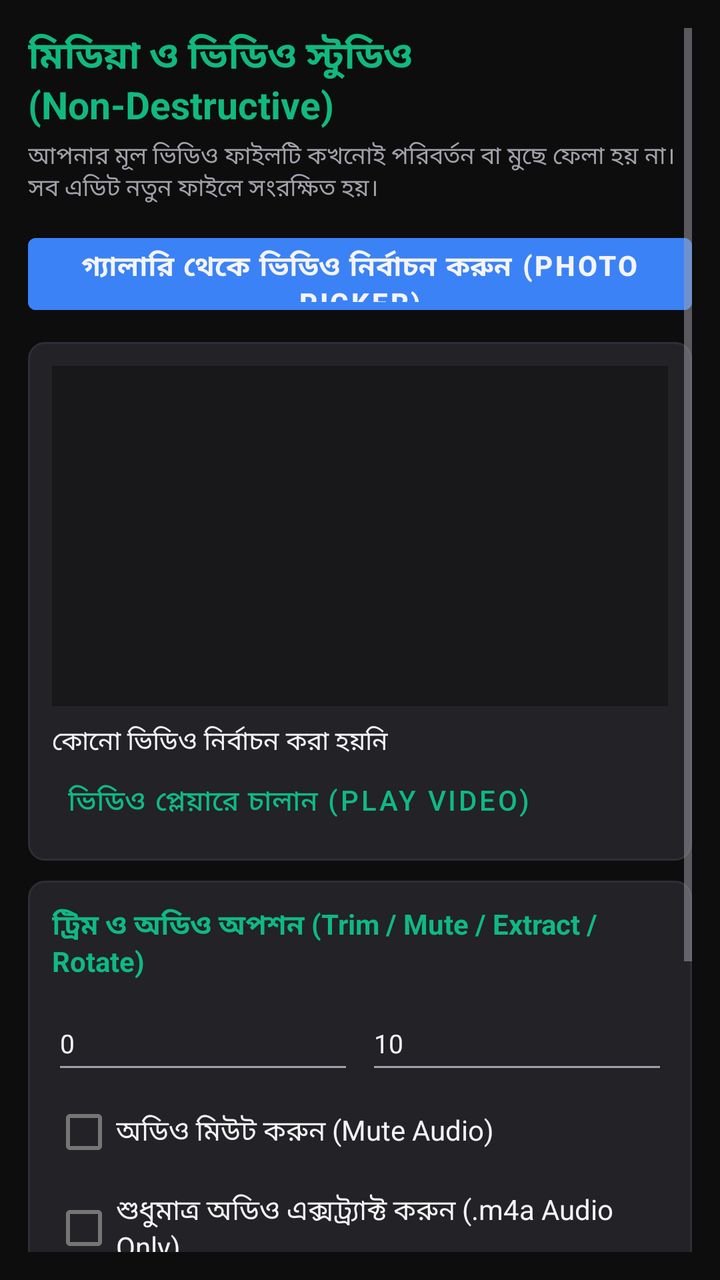
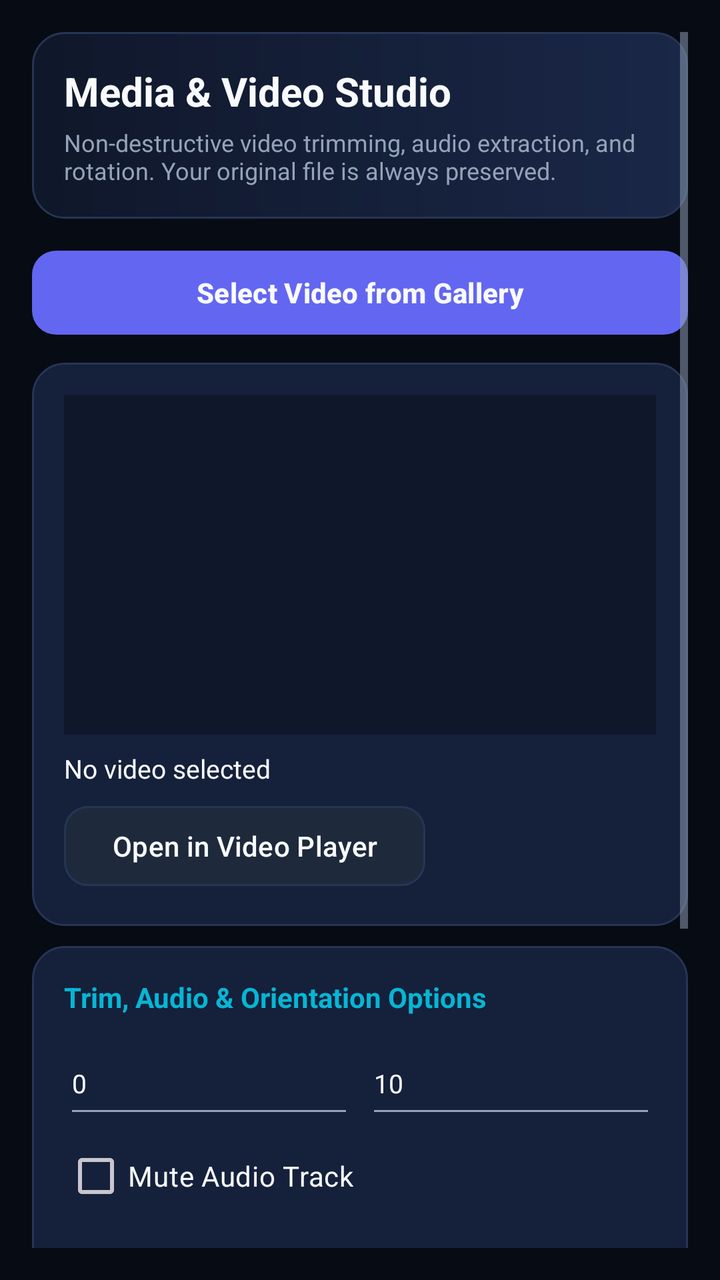

Screens rendered from an Android XML layout before and after an edit, with the pre-edit source and the edit as a unified diff.
<!-- AndroidManifest.xml: application theme Theme.BengaliAgent -->
<!-- res/layout/activity_media_video_studio.xml -->
<?xml version="1.0" encoding="utf-8"?>
<ScrollView xmlns:android="http://schemas.android.com/apk/res/android"
    android:layout_width="match_parent"
    android:layout_height="match_parent"
    android:background="@color/bg_black"
    android:padding="14dp">

    <LinearLayout
        android:layout_width="match_parent"
        android:layout_height="wrap_content"
        android:orientation="vertical">

        <TextView
            android:layout_width="match_parent"
            android:layout_height="wrap_content"
            android:text="মিডিয়া ও ভিডিও স্টুডিও (Non-Destructive)"
            android:textColor="@color/accent_green"
            android:textSize="19sp"
            android:textStyle="bold" />

        <TextView
            android:layout_width="match_parent"
            android:layout_height="wrap_content"
            android:layout_marginTop="4dp"
            android:text="আপনার মূল ভিডিও ফাইলটি কখনোই পরিবর্তন বা মুছে ফেলা হয় না। সব এডিট নতুন ফাইলে সংরক্ষিত হয়।"
            android:textColor="@color/text_secondary"
            android:textSize="12sp" />

        <Button
            android:id="@+id/btnPickVideo"
            android:layout_width="match_parent"
            android:layout_height="48dp"
            android:layout_marginTop="10dp"
            android:backgroundTint="@color/accent_blue"
            android:text="গ্যালারি থেকে ভিডিও নির্বাচন করুন (Photo Picker)"
            android:textColor="@color/text_primary"
            android:textStyle="bold" />

        
        <LinearLayout
            android:layout_width="match_parent"
            android:layout_height="wrap_content"
            android:layout_marginTop="10dp"
            android:background="@drawable/bg_card"
            android:orientation="vertical"
            android:padding="12dp">

            <ImageView
                android:id="@+id/ivVideoPreview"
                android:layout_width="match_parent"
                android:layout_height="170dp"
                android:background="@color/bg_surface"
                android:contentDescription="Video Preview Frame"
                android:scaleType="fitCenter" />

            <TextView
                android:id="@+id/tvVideoMetadata"
                android:layout_width="match_parent"
                android:layout_height="wrap_content"
                android:layout_marginTop="8dp"
                android:text="কোনো ভিডিও নির্বাচন করা হয়নি"
                android:textColor="@color/text_primary"
                android:textSize="13sp" />

            <Button
                android:id="@+id/btnPlayExternal"
                style="@style/Widget.MaterialComponents.Button.TextButton"
                android:layout_width="wrap_content"
                android:layout_height="38dp"
                android:text="ভিডিও প্লেয়ারে চালান (Play Video)"
                android:textColor="@color/accent_green" />
        </LinearLayout>

        
        <LinearLayout
            android:layout_width="match_parent"
            android:layout_height="wrap_content"
            android:layout_marginTop="10dp"
            android:background="@drawable/bg_card"
            android:orientation="vertical"
            android:padding="12dp">

            <TextView
                android:layout_width="match_parent"
                android:layout_height="wrap_content"
                android:text="ট্রিম ও অডিও অপশন (Trim / Mute / Extract / Rotate)"
                android:textColor="@color/accent_green"
                android:textStyle="bold" />

            <LinearLayout
                android:layout_width="match_parent"
                android:layout_height="wrap_content"
                android:layout_marginTop="8dp"
                android:orientation="horizontal">

                <EditText
                    android:id="@+id/etStartSec"
                    android:layout_width="0dp"
                    android:layout_height="44dp"
                    android:layout_marginEnd="6dp"
                    android:layout_weight="1"
                    android:hint="শুরু (সেকেন্ড)"
                    android:inputType="numberDecimal"
                    android:text="0"
                    android:textColor="@color/text_primary"
                    android:textSize="13sp" />

                <EditText
                    android:id="@+id/etEndSec"
                    android:layout_width="0dp"
                    android:layout_height="44dp"
                    android:layout_weight="1"
                    android:hint="শেষ (সেকেন্ড)"
                    android:inputType="numberDecimal"
                    android:text="10"
                    android:textColor="@color/text_primary"
                    android:textSize="13sp" />
            </LinearLayout>

            <CheckBox
                android:id="@+id/cbMuteAudio"
                android:layout_width="match_parent"
                android:layout_height="wrap_content"
                android:text="অডিও মিউট করুন (Mute Audio)"
                android:textColor="@color/text_primary" />

            <CheckBox
                android:id="@+id/cbExtractAudioOnly"
                android:layout_width="match_parent"
                android:layout_height="wrap_content"
                android:text="শুধুমাত্র অডিও এক্সট্র্যাক্ট করুন (.m4a Audio Only)"
                android:textColor="@color/text_primary" />

            <CheckBox
                android:id="@+id/cbRotate90"
                android:layout_width="match_parent"
                android:layout_height="wrap_content"
                android:text="৯০ ডিগ্রি ঘোরান (Rotate 90°)"
                android:textColor="@color/text_primary" />

            <LinearLayout
                android:layout_width="match_parent"
                android:layout_height="wrap_content"
                android:layout_marginTop="8dp"
                android:orientation="horizontal">

                <Button
                    android:id="@+id/btnExportEdited"
                    android:layout_width="0dp"
                    android:layout_height="46dp"
                    android:layout_marginEnd="6dp"
                    android:layout_weight="1"
                    android:backgroundTint="@color/accent_green"
                    android:text="নতুন ফাইলে এক্সপোর্ট করুন"
                    android:textColor="@color/bg_black"
                    android:textStyle="bold" />

                <Button
                    android:id="@+id/btnCancelEdit"
                    android:layout_width="wrap_content"
                    android:layout_height="46dp"
                    android:backgroundTint="@color/accent_red"
                    android:text="বাতিল" />
            </LinearLayout>

            <TextView
                android:id="@+id/tvEditStatus"
                android:layout_width="match_parent"
                android:layout_height="wrap_content"
                android:layout_marginTop="8dp"
                android:text="অবস্থা: প্রস্তুত"
                android:textColor="@color/text_secondary"
                android:textSize="13sp" />
        </LinearLayout>

        <Button
            android:id="@+id/btnCloseMediaStudio"
            android:layout_width="match_parent"
            android:layout_height="48dp"
            android:layout_marginTop="12dp"
            android:backgroundTint="@color/bg_surface"
            android:text="ফিরে যান" />

    </LinearLayout>
</ScrollView>
<!-- resources referenced by this layout -->
<resources>
  <color name="accent_blue">#3B82F6</color>
  <color name="accent_green">#10B981</color>
  <color name="accent_red">#EF4444</color>
  <color name="bg_black">#0D0D0D</color>
  <color name="bg_surface">#18181B</color>
  <color name="text_primary">#F4F4F5</color>
  <color name="text_secondary">#A1A1AA</color>
  <!-- drawable bg_card (drawable) -->
  <?xml version="1.0" encoding="utf-8"?>
  <shape xmlns:android="http://schemas.android.com/apk/res/android"
      android:shape="rectangle">
      <solid android:color="@color/bg_card" />
      <corners android:radius="8dp" />
      <stroke
          android:width="1dp"
          android:color="@color/divider" />
  </shape>
  <style name="Theme.BengaliAgent" parent="Theme.MaterialComponents.DayNight.NoActionBar">
          <item name="colorPrimary">@color/accent_green</item>
          <item name="colorPrimaryVariant">@color/bg_surface</item>
          <item name="colorOnPrimary">@color/bg_black</item>
          <item name="colorSecondary">@color/accent_blue</item>
          <item name="android:windowBackground">@color/bg_black</item>
          <item name="android:statusBarColor">@color/bg_black</item>
          <item name="android:navigationBarColor">@color/bg_black</item>
          <item name="android:textColorPrimary">@color/text_primary</item>
          <item name="android:textColorSecondary">@color/text_secondary</item>
      </style>
  <color name="bg_card">#222227</color>
  <color name="divider">#2E2E36</color>
</resources>

<!-- the commit's change to res/layout/activity_media_video_studio.xml (unified diff, before → after) -->
@@ -3,38 +3,44 @@
     android:layout_width="match_parent"
     android:layout_height="match_parent"
     android:background="@color/bg_black"
-    android:padding="14dp">
+    android:padding="@dimen/screen_padding">
 
     <LinearLayout
         android:layout_width="match_parent"
         android:layout_height="wrap_content"
         android:orientation="vertical">
 
-        <TextView
+        <LinearLayout
             android:layout_width="match_parent"
             android:layout_height="wrap_content"
-            android:text="মিডিয়া ও ভিডিও স্টুডিও (Non-Destructive)"
-            android:textColor="@color/accent_green"
-            android:textSize="19sp"
-            android:textStyle="bold" />
+            android:background="@drawable/bg_header_gradient"
+            android:orientation="vertical"
+            android:padding="@dimen/card_padding">
 
-        <TextView
-            android:layout_width="match_parent"
-            android:layout_height="wrap_content"
-            android:layout_marginTop="4dp"
-            android:text="আপনার মূল ভিডিও ফাইলটি কখনোই পরিবর্তন বা মুছে ফেলা হয় না। সব এডিট নতুন ফাইলে সংরক্ষিত হয়।"
-            android:textColor="@color/text_secondary"
-            android:textSize="12sp" />
+            <TextView
+                android:layout_width="match_parent"
+                android:layout_height="wrap_content"
+                android:text="Media &amp; Video Studio"
+                android:textColor="@color/text_primary"
+                android:textSize="20sp"
+                android:textStyle="bold" />
+
+            <TextView
+                android:layout_width="match_parent"
+                android:layout_height="wrap_content"
+                android:layout_marginTop="4dp"
+                android:text="Non-destructive video trimming, audio extraction, and rotation. Your original file is always preserved."
+                android:textColor="@color/text_secondary"
+                android:textSize="12sp" />
+        </LinearLayout>
 
         <Button
             android:id="@+id/btnPickVideo"
+            style="@style/Widget.BengaliAgent.Button.Primary"
             android:layout_width="match_parent"
-            android:layout_height="48dp"
-            android:layout_marginTop="10dp"
-            android:backgroundTint="@color/accent_blue"
-            android:text="গ্যালারি থেকে ভিডিও নির্বাচন করুন (Photo Picker)"
-            android:textColor="@color/text_primary"
-            android:textStyle="bold" />
+            android:layout_height="50dp"
+            android:layout_marginTop="12dp"
+            android:text="Select Video from Gallery" />
 
         
         <LinearLayout
@@ -43,7 +49,7 @@
             android:layout_marginTop="10dp"
             android:background="@drawable/bg_card"
             android:orientation="vertical"
-            android:padding="12dp">
+            android:padding="@dimen/card_padding">
 
             <ImageView
                 android:id="@+id/ivVideoPreview"
@@ -58,17 +64,17 @@
                 android:layout_width="match_parent"
                 android:layout_height="wrap_content"
                 android:layout_marginTop="8dp"
-                android:text="কোনো ভিডিও নির্বাচন করা হয়নি"
+                android:text="No video selected"
                 android:textColor="@color/text_primary"
                 android:textSize="13sp" />
 
             <Button
                 android:id="@+id/btnPlayExternal"
-                style="@style/Widget.MaterialComponents.Button.TextButton"
+                style="@style/Widget.BengaliAgent.Button.Secondary"
                 android:layout_width="wrap_content"
-                android:layout_height="38dp"
-                android:text="ভিডিও প্লেয়ারে চালান (Play Video)"
-                android:textColor="@color/accent_green" />
+                android:layout_height="48dp"
+                android:layout_marginTop="6dp"
+                android:text="Open in Video Player" />
         </LinearLayout>
 
         
@@ -78,13 +84,13 @@
             android:layout_marginTop="10dp"
             android:background="@drawable/bg_card"
             android:orientation="vertical"
-            android:padding="12dp">
+            android:padding="@dimen/card_padding">
 
             <TextView
                 android:layout_width="match_parent"
                 android:layout_height="wrap_content"
-                android:text="ট্রিম ও অডিও অপশন (Trim / Mute / Extract / Rotate)"
-                android:textColor="@color/accent_green"
+                android:text="Trim, Audio &amp; Orientation Options"
+                android:textColor="@color/accent_cyan"
                 android:textStyle="bold" />
 
             <LinearLayout
@@ -96,10 +102,10 @@
                 <EditText
                     android:id="@+id/etStartSec"
                     android:layout_width="0dp"
-                    android:layout_height="44dp"
+                    android:layout_height="48dp"
                     android:layout_marginEnd="6dp"
                     android:layout_weight="1"
-                    android:hint="শুরু (সেকেন্ড)"
+                    android:hint="Start (sec)"
                     android:inputType="numberDecimal"
                     android:text="0"
                     android:textColor="@color/text_primary"
@@ -108,9 +114,9 @@
                 <EditText
                     android:id="@+id/etEndSec"
                     android:layout_width="0dp"
-                    android:layout_height="44dp"
+                    android:layout_height="48dp"
                     android:layout_weight="1"
-                    android:hint="শেষ (সেকেন্ড)"
+                    android:hint="End (sec)"
                     android:inputType="numberDecimal"
                     android:text="10"
                     android:textColor="@color/text_primary"
@@ -120,22 +126,22 @@
             <CheckBox
                 android:id="@+id/cbMuteAudio"
                 android:layout_width="match_parent"
-                android:layout_height="wrap_content"
-                android:text="অডিও মিউট করুন (Mute Audio)"
+                android:layout_height="48dp"
+                android:text="Mute Audio Track"
                 android:textColor="@color/text_primary" />
 
             <CheckBox
                 android:id="@+id/cbExtractAudioOnly"
                 android:layout_width="match_parent"
-                android:layout_height="wrap_content"
-                android:text="শুধুমাত্র অডিও এক্সট্র্যাক্ট করুন (.m4a Audio Only)"
+                android:layout_height="48dp"
+                android:text="Extract Audio Only (.m4a)"
                 android:textColor="@color/text_primary" />
 
             <CheckBox
                 android:id="@+id/cbRotate90"
                 android:layout_width="match_parent"
-                android:layout_height="wrap_content"
-                android:text="৯০ ডিগ্রি ঘোরান (Rotate 90°)"
+                android:layout_height="48dp"
+                android:text="Rotate Orientation by 90°"
                 android:textColor="@color/text_primary" />
 
             <LinearLayout
@@ -146,21 +152,19 @@
 
                 <Button
                     android:id="@+id/btnExportEdited"
+                    style="@style/Widget.BengaliAgent.Button.Primary"
                     android:layout_width="0dp"
-                    android:layout_height="46dp"
+                    android:layout_height="48dp"
                     android:layout_marginEnd="6dp"
                     android:layout_weight="1"
-                    android:backgroundTint="@color/accent_green"
-                    android:text="নতুন ফাইলে এক্সপোর্ট করুন"
-                    android:textColor="@color/bg_black"
-                    android:textStyle="bold" />
+                    android:text="Export to New File" />
 
                 <Button
                     android:id="@+id/btnCancelEdit"
+                    style="@style/Widget.BengaliAgent.Button.Destructive"
                     android:layout_width="wrap_content"
-                    android:layout_height="46dp"
-                    android:backgroundTint="@color/accent_red"
-                    android:text="বাতিল" />
+                    android:layout_height="48dp"
+                    android:text="Cancel" />
             </LinearLayout>
 
             <TextView
@@ -168,18 +172,18 @@
                 android:layout_width="match_parent"
                 android:layout_height="wrap_content"
                 android:layout_marginTop="8dp"
-                android:text="অবস্থা: প্রস্তুত"
+                android:text="Status: Ready"
                 android:textColor="@color/text_secondary"
                 android:textSize="13sp" />
         </LinearLayout>
 
         <Button
             android:id="@+id/btnCloseMediaStudio"
+            style="@style/Widget.BengaliAgent.Button.Secondary"
             android:layout_width="match_parent"
-            android:layout_height="48dp"
+            android:layout_height="50dp"
             android:layout_marginTop="12dp"
-            android:backgroundTint="@color/bg_surface"
-            android:text="ফিরে যান" />
+            android:text="Back to Assistant" />
 
     </LinearLayout>
 </ScrollView>
<!-- resource entries referenced after the edit -->
@@ -1,34 +1,82 @@
 <!-- resources referenced by this layout -->
 <resources>
-  <color name="accent_blue">#3B82F6</color>
-  <color name="accent_green">#10B981</color>
+  <color name="accent_cyan">#06B6D4</color>
   <color name="accent_red">#EF4444</color>
-  <color name="bg_black">#0D0D0D</color>
-  <color name="bg_surface">#18181B</color>
-  <color name="text_primary">#F4F4F5</color>
-  <color name="text_secondary">#A1A1AA</color>
+  <dimen name="button_radius">12dp</dimen>
+  <dimen name="touch_target_min">48dp</dimen>
+  <color name="accent_primary">#6366F1</color>
+  <color name="bg_card_elevated">#1E293B</color>
+  <color name="bg_black">#070B14</color>
+  <color name="bg_surface">#0F172A</color>
+  <color name="text_primary">#F8FAFC</color>
+  <color name="text_secondary">#94A3B8</color>
+  <dimen name="card_padding">16dp</dimen>
+  <dimen name="screen_padding">16dp</dimen>
   <!-- drawable bg_card (drawable) -->
   <?xml version="1.0" encoding="utf-8"?>
   <shape xmlns:android="http://schemas.android.com/apk/res/android"
       android:shape="rectangle">
       <solid android:color="@color/bg_card" />
-      <corners android:radius="8dp" />
+      <corners android:radius="@dimen/card_radius" />
       <stroke
           android:width="1dp"
           android:color="@color/divider" />
   </shape>
-  <style name="Theme.BengaliAgent" parent="Theme.MaterialComponents.DayNight.NoActionBar">
-          <item name="colorPrimary">@color/accent_green</item>
-          <item name="colorPrimaryVariant">@color/bg_surface</item>
-          <item name="colorOnPrimary">@color/bg_black</item>
-          <item name="colorSecondary">@color/accent_blue</item>
+  <!-- drawable bg_header_gradient (drawable) -->
+  <?xml version="1.0" encoding="utf-8"?>
+  <shape xmlns:android="http://schemas.android.com/apk/res/android"
+      android:shape="rectangle">
+      <gradient
+          android:angle="0"
+          android:endColor="#1A2747"
+          android:startColor="#0F172A"
+          android:type="linear" />
+      <corners android:radius="@dimen/card_radius" />
+      <stroke
+          android:width="1dp"
+          android:color="@color/divider" />
+  </shape>
+  <style name="Widget.BengaliAgent.Button.Destructive" parent="Widget.Material3.Button">
+          <item name="backgroundTint">@color/accent_red</item>
+          <item name="android:textColor">@color/text_primary</item>
+          <item name="cornerRadius">@dimen/button_radius</item>
+          <item name="android:minHeight">@dimen/touch_target_min</item>
+          <item name="android:textAllCaps">false</item>
+          <item name="android:textStyle">bold</item>
+      </style>
+  <style name="Widget.BengaliAgent.Button.Primary" parent="Widget.Material3.Button">
+          <item name="backgroundTint">@color/accent_primary</item>
+          <item name="android:textColor">@color/text_primary</item>
+          <item name="cornerRadius">@dimen/button_radius</item>
+          <item name="android:minHeight">@dimen/touch_target_min</item>
+          <item name="android:textAllCaps">false</item>
+          <item name="android:textStyle">bold</item>
+      </style>
+  <style name="Widget.BengaliAgent.Button.Secondary" parent="Widget.Material3.Button.TonalButton">
+          <item name="backgroundTint">@color/bg_card_elevated</item>
+          <item name="android:textColor">@color/text_primary</item>
+          <item name="cornerRadius">@dimen/button_radius</item>
+          <item name="strokeColor">@color/divider</item>
+          <item name="strokeWidth">1dp</item>
+          <item name="android:minHeight">@dimen/touch_target_min</item>
+          <item name="android:textAllCaps">false</item>
+      </style>
+  <style name="Theme.BengaliAgent" parent="Theme.Material3.Dark.NoActionBar">
+          <item name="colorPrimary">@color/accent_primary</item>
+          <item name="colorOnPrimary">@color/text_primary</item>
+          <item name="colorSecondary">@color/accent_cyan</item>
+          <item name="colorOnSecondary">@color/bg_black</item>
+          <item name="colorSurface">@color/bg_surface</item>
+          <item name="colorOnSurface">@color/text_primary</item>
+          <item name="colorError">@color/accent_red</item>
           <item name="android:windowBackground">@color/bg_black</item>
           <item name="android:statusBarColor">@color/bg_black</item>
           <item name="android:navigationBarColor">@color/bg_black</item>
           <item name="android:textColorPrimary">@color/text_primary</item>
           <item name="android:textColorSecondary">@color/text_secondary</item>
       </style>
-  <color name="bg_card">#222227</color>
-  <color name="divider">#2E2E36</color>
+  <color name="bg_card">#15203B</color>
+  <dimen name="card_radius">16dp</dimen>
+  <color name="divider">#263554</color>
 </resources>
 
